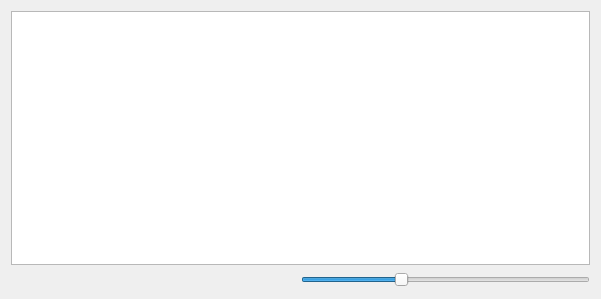
The window that src/Facecope/FWorkingWidget.ui (ZulusK/courseWork_1) describes before a commit, drawn with Qt 5.
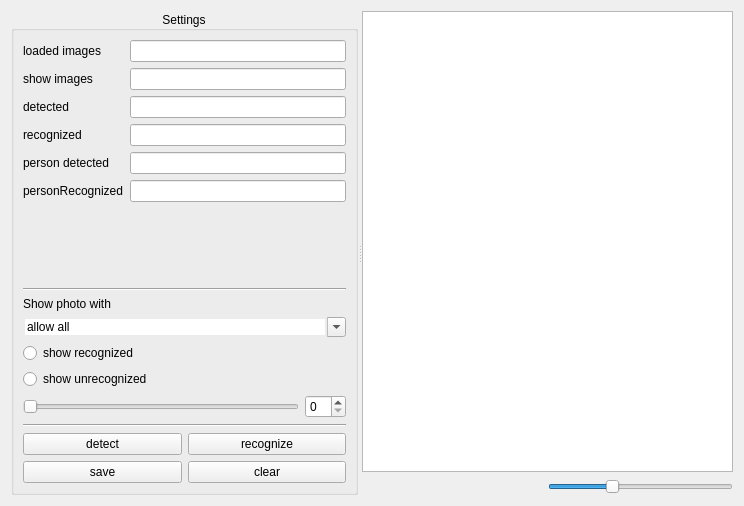
The same window after the commit.

```diff
--- a/src/Facecope/FWorkingWidget.ui
+++ b/src/Facecope/FWorkingWidget.ui
@@ -6,13 +6,217 @@
    <rect>
     <x>0</x>
     <y>0</y>
-    <width>601</width>
-    <height>299</height>
+    <width>744</width>
+    <height>506</height>
    </rect>
   </property>
   <property name="windowTitle">
    <string>Form</string>
   </property>
+  <layout class="QVBoxLayout" name="verticalLayout_3">
+   <item>
+    <widget class="QSplitter" name="splitter">
+     <property name="orientation">
+      <enum>Qt::Horizontal</enum>
+     </property>
+     <widget class="QGroupBox" name="groupBox">
+      <property name="title">
+       <string>Settings</string>
+      </property>
+      <property name="alignment">
+       <set>Qt::AlignCenter</set>
+      </property>
+      <property name="flat">
+       <bool>true</bool>
+      </property>
+      <property name="checkable">
+       <bool>false</bool>
+      </property>
+      <layout class="QVBoxLayout" name="verticalLayout_5">
+       <item>
+        <layout class="QFormLayout" name="formLayout">
+         <item row="0" column="0">
+          <widget class="QLabel" name="label_2">
+           <property name="text">
+            <string>loaded images</string>
+           </property>
+          </widget>
+         </item>
+         <item row="0" column="1">
+          <widget class="QLineEdit" name="lineEdit"/>
+         </item>
+         <item row="1" column="0">
+          <widget class="QLabel" name="label_3">
+           <property name="text">
+            <string>show images</string>
+           </property>
+          </widget>
+         </item>
+         <item row="1" column="1">
+          <widget class="QLineEdit" name="lineEdit_2"/>
+         </item>
+         <item row="2" column="0">
+          <widget class="QLabel" name="label_4">
+           <property name="text">
+            <string>detected</string>
+           </property>
+          </widget>
+         </item>
+         <item row="2" column="1">
+          <widget class="QLineEdit" name="lineEdit_3"/>
+         </item>
+         <item row="3" column="0">
+          <widget class="QLabel" name="label_5">
+           <property name="text">
+            <string>recognized</string>
+           </property>
+          </widget>
+         </item>
+         <item row="3" column="1">
+          <widget class="QLineEdit" name="lineEdit_4"/>
+         </item>
+         <item row="4" column="1">
+          <widget class="QLineEdit" name="lineEdit_5"/>
+         </item>
+         <item row="5" column="0">
+          <widget class="QLabel" name="personRecognizedLabel">
+           <property name="text">
+            <string>personRecognized</string>
+           </property>
+          </widget>
+         </item>
+         <item row="5" column="1">
+          <widget class="QLineEdit" name="personRecognizedLineEdit"/>
+         </item>
+         <item row="4" column="0">
+          <widget class="QLabel" name="label_6">
+           <property name="text">
+            <string>person detected</string>
+           </property>
+          </widget>
+         </item>
+        </layout>
+       </item>
+       <item>
+        <widget class="Line" name="line">
+         <property name="orientation">
+          <enum>Qt::Horizontal</enum>
+         </property>
+        </widget>
+       </item>
+       <item>
+        <layout class="QVBoxLayout" name="verticalLayout_4">
+         <item>
+          <widget class="QLabel" name="label">
+           <property name="sizePolicy">
+            <sizepolicy hsizetype="Fixed" vsizetype="Fixed">
+             <horstretch>0</horstretch>
+             <verstretch>0</verstretch>
+            </sizepolicy>
+           </property>
+           <property name="text">
+            <string>Show photo with</string>
+           </property>
+          </widget>
+         </item>
+         <item>
+          <widget class="QComboBox" name="comboBox">
+           <property name="editable">
+            <bool>true</bool>
+           </property>
+           <property name="insertPolicy">
+            <enum>QComboBox::NoInsert</enum>
+           </property>
+           <property name="frame">
+            <bool>false</bool>
+           </property>
+           <item>
+            <property name="text">
+             <string>allow all</string>
+            </property>
+           </item>
+          </widget>
+         </item>
+        </layout>
+       </item>
+       <item>
+        <widget class="QRadioButton" name="radioButton">
+         <property name="text">
+          <string>show recognized</string>
+         </property>
+        </widget>
+       </item>
+       <item>
+        <widget class="QRadioButton" name="radioButton_2">
+         <property name="text">
+          <string>show unrecognized</string>
+         </property>
+        </widget>
+       </item>
+       <item>
+        <layout class="QHBoxLayout" name="horizontalLayout_4">
+         <item>
+          <widget class="QSlider" name="horizontalSlider_2">
+           <property name="orientation">
+            <enum>Qt::Horizontal</enum>
+           </property>
+          </widget>
+         </item>
+         <item>
+          <widget class="QSpinBox" name="spinBox"/>
+         </item>
+        </layout>
+       </item>
+       <item>
+        <widget class="Line" name="line_2">
+         <property name="orientation">
+          <enum>Qt::Horizontal</enum>
+         </property>
+        </widget>
+       </item>
+       <item>
+        <layout class="QVBoxLayout" name="verticalLayout_2">
+         <item>
+          <layout class="QHBoxLayout" name="horizontalLayout_3">
+           <item>
+            <widget class="QPushButton" name="pushButton">
+             <property name="text">
+              <string>detect</string>
+             </property>
+            </widget>
+           </item>
+           <item>
+            <widget class="QPushButton" name="pushButton_2">
+             <property name="text">
+              <string>recognize</string>
+             </property>
+            </widget>
+           </item>
+          </layout>
+         </item>
+         <item>
+          <layout class="QHBoxLayout" name="horizontalLayout_2">
+           <item>
+            <widget class="QPushButton" name="pushButton_3">
+             <property name="text">
+              <string>save</string>
+             </property>
+            </widget>
+           </item>
+           <item>
+            <widget class="QPushButton" name="pushButton_4">
+             <property name="text">
+              <string>clear</string>
+             </property>
+            </widget>
+           </item>
+          </layout>
+         </item>
+        </layout>
+       </item>
+      </layout>
+     </widget>
+     <widget class="QWidget" name="">
   <layout class="QVBoxLayout" name="verticalLayout">
    <item>
     <widget class="QListView" name="list_view">
@@ -83,6 +287,10 @@
       </widget>
      </item>
     </layout>
+       </item>
+      </layout>
+     </widget>
+    </widget>
    </item>
   </layout>
  </widget>
```
Lines whose indentation alone changed are shown as unchanged.
